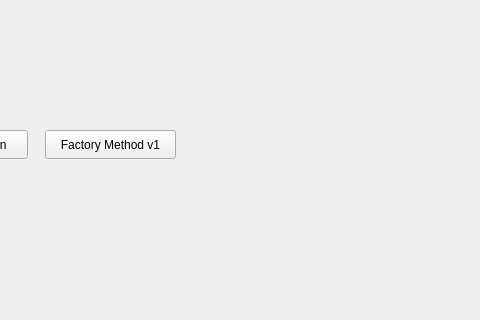
Above: mainwindow.ui from AdolfCarr/QT_design_patterns before the change; both pictures show x 205 to 685 and y 0 to 320 of the 800 by 600 pixel window. Below: the same form after it.
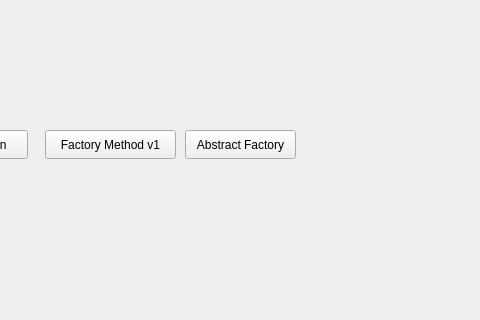
That is the form after the change.

The edit to the form file:
```diff
--- a/mainwindow.ui
+++ b/mainwindow.ui
@@ -97,6 +97,19 @@
      <string>Factory Method v1</string>
     </property>
    </widget>
+   <widget class="QPushButton" name="btn_abstrac_factory">
+    <property name="geometry">
+     <rect>
+      <x>390</x>
+      <y>130</y>
+      <width>111</width>
+      <height>29</height>
+     </rect>
+    </property>
+    <property name="text">
+     <string>Abstract Factory</string>
+    </property>
+   </widget>
   </widget>
  </widget>
  <resources/>
```
